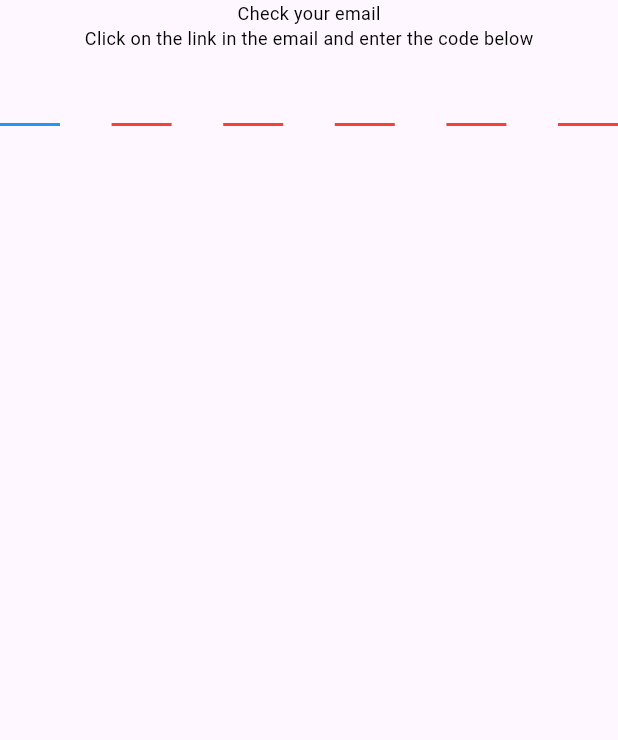
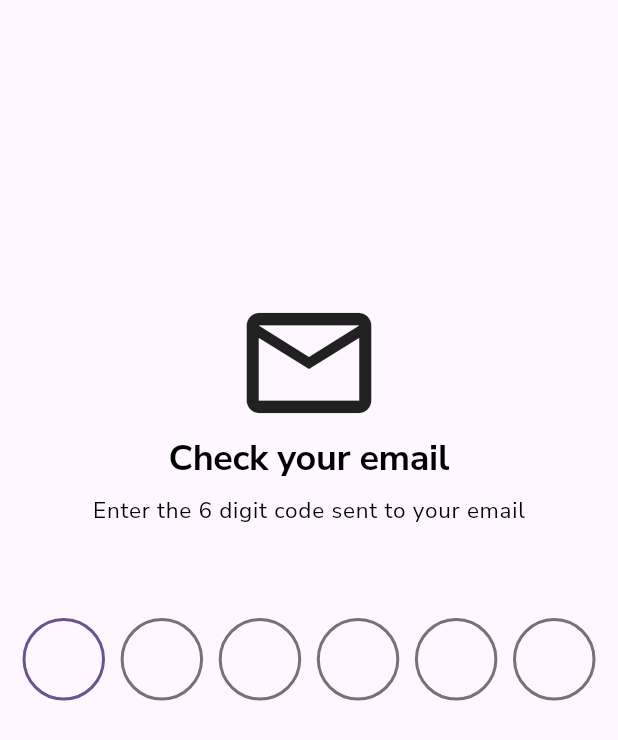
Before and after one commit to juampiq6/splittymate, a Flutter app: the OTPInputScreen screen opened directly with empty values, on a phone screen of 412 x 824 dp. Shown: the top 740 px of the screen. Run offline on Flutter 3.47's test engine with Material 3 defaults, Android fonts, the phone set to English and light mode, and no system bars; drawn by our look-alikes of pin_code_fields; our stand-ins replace flutter_dotenv, flutter_riverpod, go_router, google_fonts, supabase_flutter; missing offline and left inert: dart_jsonwebtoken; accounts and stored records are empty.

Commit message:
Refactor app structure: update app title, enhance routing with new profile settings, and improve login UI with email validation

```diff
--- a/lib/main.dart
+++ b/lib/main.dart
@@ -28,7 +28,7 @@ class SplittymateApp extends StatelessWidget {
   @override
   Widget build(BuildContext context) {
     return MaterialApp.router(
-      title: 'Flutter Demo',
+      title: 'Splittymate',
       theme: brightTheme,
       routerConfig: router,
     );
--- a/lib/routes.dart
+++ b/lib/routes.dart
@@ -7,12 +7,13 @@ import 'package:splittymate/ui/home.dart';
 import 'package:splittymate/ui/login/finish_sign_up_screen.dart';
 import 'package:splittymate/ui/login/otp_input_screen.dart';
 import 'package:splittymate/ui/login/login_home.dart';
+import 'package:splittymate/ui/profile/profile_settings.dart';
 import 'package:splittymate/ui/splash.dart';
-import 'package:splittymate/ui/split_group/invitation/accept_group_invite.dart';
+import 'package:splittymate/ui/split_group/settings/invitation/accept_group_invite.dart';
 import 'package:splittymate/ui/split_group/new_group_form/new_split_group_form.dart';
 import 'package:splittymate/ui/split_group/split_group_balances.dart';
 import 'package:splittymate/ui/split_group/split_group_home.dart';
-import 'package:splittymate/ui/split_group/split_group_settings.dart';
+import 'package:splittymate/ui/split_group/settings/split_group_settings.dart';
 import 'package:splittymate/ui/transaction/new_expense/new_expense_form.dart';
 import 'package:splittymate/ui/transaction/new_payment/new_payment_form.dart';
 import 'package:splittymate/ui/transaction/transaction_detail/transaction_detail.dart';
@@ -95,9 +96,22 @@ final router = GoRouter(
       },
       routes: [
         GoRoute(
+          path: 'profile_settings',
+          builder: (context, state) {
+            return const ProfileSettings();
+          },
+        ),
+        GoRoute(
           path: 'split_group/new',
           builder: (context, state) {
             return const NewSplitGroupForm();
+          },
+        ),
+        GoRoute(
+          path: 'split_group_settings/:groupId',
+          builder: (context, state) {
+            final groupId = state.pathParameters['groupId']!;
+            return SplitGroupSettings(groupId: groupId);
           },
         ),
         GoRoute(
@@ -164,11 +178,7 @@ final router = GoRouter(
               path: 'settings',
               builder: (context, state) {
                 final groupId = state.pathParameters['groupId']!;
-                return Consumer(
-                  builder: (context, ref, child) => SplitGroupSettings(
-                    group: ref.watch(splitGroupProvider(groupId)),
-                  ),
-                );
+                return SplitGroupSettings(groupId: groupId);
               },
             ),
           ],
--- a/lib/ui/login/otp_input_screen.dart
+++ b/lib/ui/login/otp_input_screen.dart
@@ -3,6 +3,8 @@ import 'package:flutter_riverpod/flutter_riverpod.dart';
 import 'package:go_router/go_router.dart';
 import 'package:pin_code_fields/pin_code_fields.dart';
 import 'package:splittymate/providers/supabase_service_provider.dart';
+import 'package:splittymate/ui/themes.dart';
+import 'package:supabase_flutter/supabase_flutter.dart';
 
 class OTPInputScreen extends ConsumerStatefulWidget {
   final String email;
@@ -39,13 +41,35 @@ class _OTPInputScreenState extends ConsumerState<OTPInputScreen> {
   Widget build(BuildContext context) {
     return Scaffold(
       body: SafeArea(
+        child: Padding(
+          padding: const EdgeInsets.all(15.0),
           child: Column(
-          mainAxisSize: MainAxisSize.min,
+            mainAxisAlignment: MainAxisAlignment.center,
             children: [
-            const Text('Check your email'),
-            const Text(
-                'Click on the link in the email and enter the code below'),
-            Consumer(
+              Expanded(
+                child: Column(
+                  mainAxisAlignment: MainAxisAlignment.end,
+                  children: [
+                    const Icon(
+                      Icons.email_outlined,
+                      size: 100,
+                    ),
+                    Text(
+                      'Check your email',
+                      style: context.tt.displayLarge,
+                    ),
+                    const SizedBox(height: 10),
+                    Text(
+                      'Enter the 6 digit code sent to your email',
+                      style: context.tt.bodyLarge,
+                    ),
+                    const SizedBox(height: 60),
+                  ],
+                ),
+              ),
+              Expanded(
+                flex: 1,
+                child: Consumer(
                   builder: (context, ref, child) {
                     return PinCodeTextField(
                       appContext: context,
@@ -61,6 +85,16 @@ class _OTPInputScreenState extends ConsumerState<OTPInputScreen> {
                         }
                         return false;
                       },
+                      showCursor: false,
+                      cursorColor: context.theme.primaryColor,
+                      pinTheme: PinTheme(
+                        shape: PinCodeFieldShape.circle,
+                        fieldHeight: 55,
+                        fieldWidth: 55,
+                        activeColor: context.theme.primaryColor,
+                        inactiveColor: context.theme.unselectedWidgetColor,
+                        selectedColor: context.theme.primaryColor,
+                      ),
                       keyboardType: TextInputType.number,
                       onCompleted: (c) {
                         verifyCode(c);
@@ -68,7 +102,9 @@ class _OTPInputScreenState extends ConsumerState<OTPInputScreen> {
                     );
                   },
                 ),
+              ),
             ],
+          ),
         ),
       ),
     );
@@ -89,7 +125,16 @@ class _OTPInputScreenState extends ConsumerState<OTPInputScreen> {
     final authProv = ref.read(supabaseAuthProvider);
     try {
       await authProv.confirmOTP(otp: code, email: widget.email);
+      print(authProv.getLoggedUser().id);
+      authProv.authStateStream().listen(
+        (s) {
+          if (s.event == AuthChangeEvent.signedIn ||
+              s.event == AuthChangeEvent.tokenRefreshed) {
             checkNewUserOrRedirectHome();
+          }
+        },
+      );
+      // checkNewUserOrRedirectHome();
     } catch (e) {
       if (mounted) {
         context.pop();
--- a/lib/ui/themes.dart
+++ b/lib/ui/themes.dart
@@ -1,8 +1,24 @@
 import 'package:flutter/material.dart';
+import 'package:google_fonts/google_fonts.dart';
 
-var brightTheme = ThemeData(
+class AppColors {
+  static const Color primary = Color.fromRGBO(103, 58, 183, 1);
+  static const Color lightWhite = Color.fromRGBO(252, 247, 255, 1);
+  static const Color backgroundWhite = Color.fromRGBO(239, 235, 242, 1);
+}
+
+final font = GoogleFonts.nunitoSans(
+  textStyle: const TextStyle(
+    fontSize: 16,
+    color: Colors.black,
+    fontWeight: FontWeight.w600,
+  ),
+);
+
+final brightTheme = ThemeData(
   brightness: Brightness.light,
-  textTheme: const TextTheme(
+  textTheme: GoogleFonts.nunitoSansTextTheme(
+    const TextTheme(
       displayLarge: TextStyle(
         fontSize: 24,
         color: Colors.black,
@@ -61,14 +77,20 @@ var brightTheme = ThemeData(
         fontWeight: FontWeight.bold,
       ),
     ),
+  ),
   inputDecorationTheme: const InputDecorationTheme(
     isDense: true,
+    floatingLabelAlignment: FloatingLabelAlignment.center,
+    filled: true,
+    fillColor: AppColors.lightWhite,
     border: OutlineInputBorder(
-      borderRadius: BorderRadius.all(Radius.circular(14)),
+      borderRadius: BorderRadius.all(
+        Radius.circular(20),
+      ),
     ),
   ),
   appBarTheme: const AppBarTheme(
-    backgroundColor: Colors.deepPurple,
+    backgroundColor: Color.fromRGBO(103, 58, 183, 1),
     titleTextStyle: TextStyle(
       fontSize: 20,
       color: Colors.white,
@@ -135,14 +157,17 @@ var brightTheme = ThemeData(
           color: Colors.deepPurple,
         ),
       ),
-      shape: MaterialStateProperty.all(
-        RoundedRectangleBorder(
-          borderRadius: BorderRadius.circular(14),
+      // shape: MaterialStateProperty.all(
+      //   RoundedRectangleBorder(
+      //     borderRadius: BorderRadius.circular(14),
+      //   ),
+      // ),
     ),
   ),
+  colorScheme: ColorScheme.fromSeed(
+    seedColor: Colors.deepPurple,
+    background: AppColors.backgroundWhite,
   ),
-  ),
-  colorScheme: ColorScheme.fromSeed(seedColor: Colors.deepPurple),
   useMaterial3: true,
   listTileTheme: const ListTileThemeData(
     titleTextStyle: TextStyle(
@@ -162,3 +187,7 @@ var brightTheme = ThemeData(
 extension Texttheme on BuildContext {
   TextTheme get tt => Theme.of(this).textTheme;
 }
+
+extension AppTheme on BuildContext {
+  ThemeData get theme => Theme.of(this);
+}
--- a/lib/ui/utils.dart
+++ b/lib/ui/utils.dart
@@ -2,6 +2,10 @@ import 'package:flutter/services.dart';
 import 'package:intl/intl.dart';
 
 final today = DateTime.now();
+bool isValidEmail(String email) {
+  RegExp emailRegex = RegExp(r'^[\w-]+(\.[\w-]+)*@([\w-]+\.)+[a-zA-Z]{2,7}$');
+  return emailRegex.hasMatch(email);
+}
 
 extension Formater on DateTime {
   String longFormatted() {
```
Also changed, not shown: lib/ui/home.dart (+25 -2 lines), lib/ui/login/login_home.dart (+49 -15 lines). Lines whose indentation alone changed are shown as unchanged.
